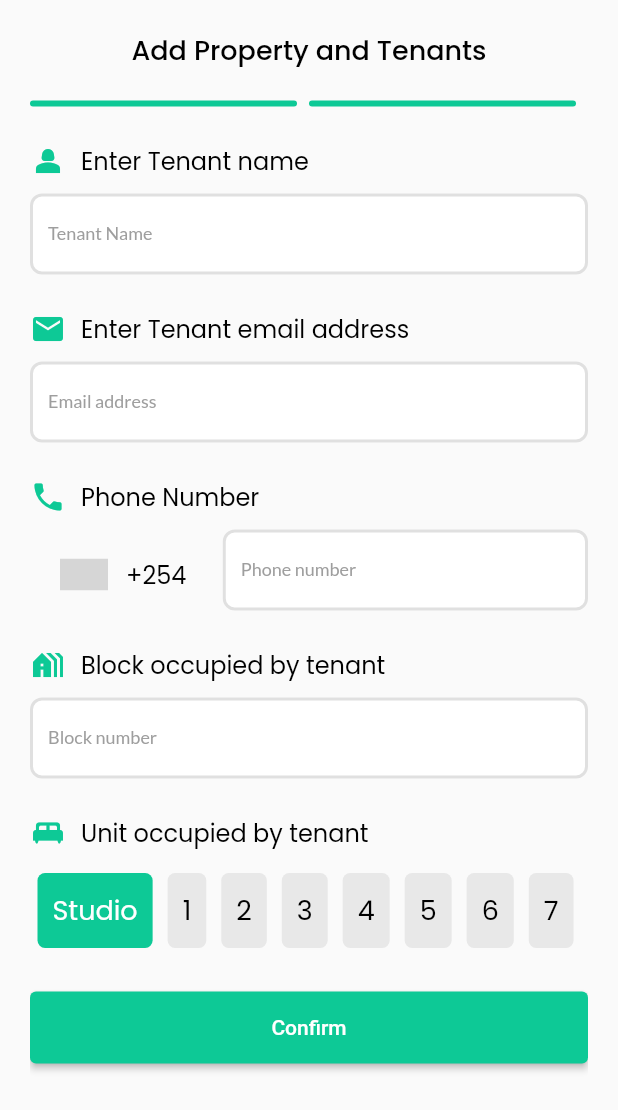
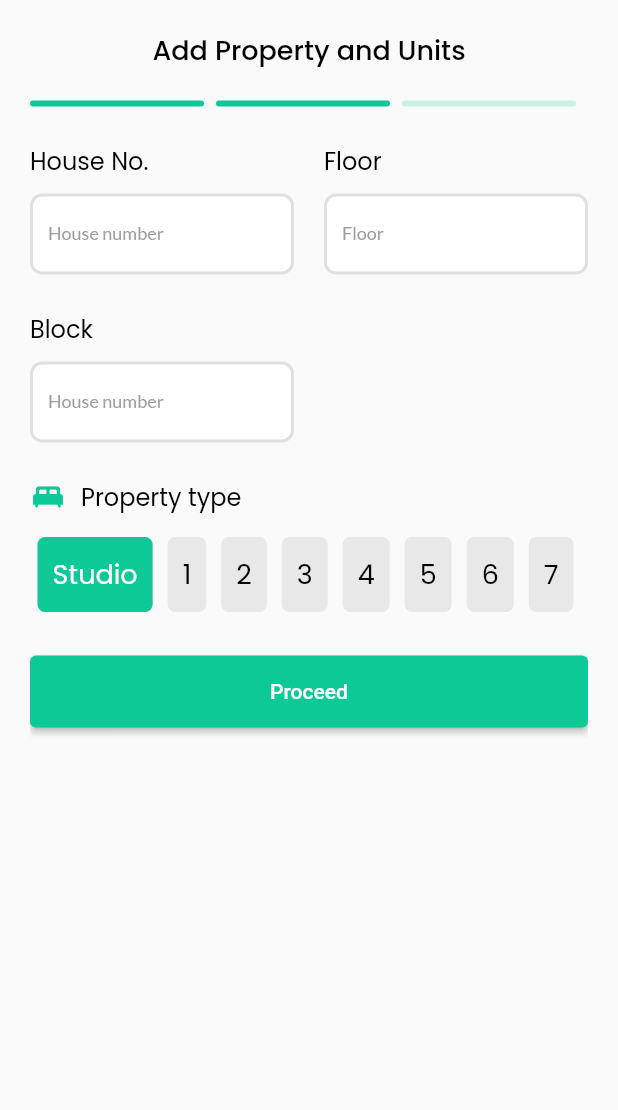
Before and after one commit to NjokiCynthia/beyondRent, a Flutter app: the AddProperty screen opened directly, after a tap on "Proceed", on a phone screen of 412 x 824 dp. Shown: the top 1110 px of the screen. Run offline on Flutter 3.47's test engine with Material 2 defaults, Android fonts, the phone set to English and light mode, and no system bars; drawn by our look-alikes of intl_phone_number_input, overlay_support; our stand-ins replace animated_splash_screen, dio, flutter_spinkit, google_fonts, introduction_screen, persistent_bottom_nav_bar; grey boxes are pictures that could not be loaded.

Commit message:
onboarding UI update

```diff
--- a/lib/property/add_property.dart
+++ b/lib/property/add_property.dart
@@ -2,10 +2,13 @@ import 'package:flutter/material.dart';
 import 'package:x_rent/constants/theme.dart';
 import 'package:x_rent/utilities/widgets.dart';
 import 'package:x_rent/utilities/constants.dart';
-import 'package:x_rent/property/add_tenant.dart';
+import 'package:x_rent/property/step2.dart';
+import 'package:x_rent/property/step3.dart';
 
 int _selectedIndex = 0;
 List unitList = [];
+PageController propertyPageController = PageController(initialPage: 0);
+int _currentPageIndex = 0;
 
 // This widget represents the modal content and its state
 class AddUnitsModalContent extends StatefulWidget {
@@ -210,19 +213,20 @@ class AddProperty extends StatefulWidget {
 }
 
 class _AddPropertyState extends State<AddProperty> {
-  PageController _pageController = PageController(initialPage: 0);
-  int _currentPageIndex = 0;
-
   @override
   Widget build(BuildContext context) {
     List<Widget> pages = [
       StepPage1(
         currentPageIndex: _currentPageIndex,
-        pageController: _pageController,
+        pageController: propertyPageController,
       ),
       StepPage2(
         currentPageIndex: _currentPageIndex,
-        pageController: _pageController,
+        pageController: propertyPageController,
+      ),
+      StepPage3(
+        currentPageIndex: _currentPageIndex,
+        pageController: propertyPageController,
       ),
     ];
     return Scaffold(
@@ -233,7 +237,7 @@ class _AddPropertyState extends State<AddProperty> {
           child: Column(
             children: [
               Text(
-                'Add Property and Tenants',
+                'Add Property and Units',
                 style: AppTextStyles.smallHeaderSlightlyBold,
               ),
               const SizedBox(
@@ -246,11 +250,13 @@ class _AddPropertyState extends State<AddProperty> {
                   const SizedBox(width: 8),
                   _buildStepIndicator(1),
                   const SizedBox(width: 8),
+                  _buildStepIndicator(2),
+                  const SizedBox(width: 8),
                 ],
               ),
               Expanded(
                 child: PageView(
-                  controller: _pageController,
+                  controller: propertyPageController,
                   onPageChanged: (index) {
                     setState(() {
                       _currentPageIndex = index;
@@ -280,6 +286,8 @@ class _AddPropertyState extends State<AddProperty> {
     );
   }
 }
+
+TextEditingController propertyNameController = TextEditingController();
 
 class StepPage1 extends StatefulWidget {
   final int currentPageIndex;
@@ -322,6 +330,10 @@ class _StepPage1State extends State<StepPage1> {
         const SizedBox(height: 10),
         TextFormField(
           style: bodyText,
+          controller: propertyNameController,
+          onChanged: (text) {
+            // print(text);
+          },
           decoration: InputDecoration(
             filled: true,
             fillColor: Colors.white,
@@ -426,6 +438,7 @@ class _StepPage1State extends State<StepPage1> {
           ),
           const SizedBox(height: 10),
           TextFormField(
+            onChanged: (text) {},
             style: bodyText,
             decoration: InputDecoration(
               filled: true,
@@ -459,113 +472,160 @@ class _StepPage1State extends State<StepPage1> {
           const SizedBox(
             height: 24,
           ),
-          Column(
-            crossAxisAlignment: CrossAxisAlignment.start,
-            children: [
           const Row(
             children: [
               Icon(
-                    Icons.numbers,
+                Icons.map,
                 color: Color.fromRGBO(13, 201, 150, 1),
               ),
               SizedBox(
                 width: 10,
               ),
-                  Text('Add property units'),
+              Text('Enter Property Location'),
             ],
           ),
-              const SizedBox(
-                height: 20,
+          const SizedBox(height: 10),
+          TextFormField(
+            style: bodyText,
+            decoration: InputDecoration(
+              filled: true,
+              fillColor: Colors.white,
+              labelText: 'Property Location',
+              labelStyle: MyTheme.darkTheme.textTheme.bodyLarge!
+                  .copyWith(color: Colors.grey),
+              border: OutlineInputBorder(
+                borderSide: const BorderSide(
+                  color: Colors.grey,
+                  width: 1.0,
                 ),
-              Wrap(
-                spacing: 10,
-                runSpacing: 10,
-                children: List.generate(unitList.length, (index) {
-                  int bedrooms = unitList[index]['bedrooms'];
-                  int price = unitList[index]['price'];
-                  int units = unitList[index]['units'];
-
-                  return Container(
-                    padding: const EdgeInsets.fromLTRB(10, 5, 10, 5),
-                    decoration: BoxDecoration(
-                      color: mintyGreen,
-                      borderRadius: BorderRadius.circular(7),
+                borderRadius: BorderRadius.circular(8.0),
               ),
-                    width: MediaQuery.of(context).size.width / 2 -
-                        50, // Two items per row
-                    child: Column(
-                      crossAxisAlignment: CrossAxisAlignment.start,
-                      children: [
-                        Text(
-                          'Bedrooms: $bedrooms',
-                          style: Theme.of(context)
-                              .textTheme
-                              .bodySmall!
-                              .copyWith(fontSize: 15, color: Colors.white),
+              enabledBorder: OutlineInputBorder(
+                borderSide: BorderSide(
+                  color: Colors.grey.shade300,
+                  width: 2.0,
                 ),
-                        Text(
-                          'Price: $price',
-                          style: Theme.of(context)
-                              .textTheme
-                              .bodySmall!
-                              .copyWith(fontSize: 15, color: Colors.white),
+                borderRadius: BorderRadius.circular(8.0),
               ),
-                        Text(
-                          'Units: $units',
-                          style: Theme.of(context)
-                              .textTheme
-                              .bodySmall!
-                              .copyWith(fontSize: 15, color: Colors.white),
+              focusedBorder: OutlineInputBorder(
+                borderSide: const BorderSide(
+                  color: Colors.grey,
+                  width: 1.0,
                 ),
-                      ],
-                    ),
-                  );
-                }),
-              ),
-              const SizedBox(
-                height: 20,
-              ),
-              GestureDetector(
-                onTap: () {
-                  showBottomModal(
-                    context,
-                    const AddUnitsModalContent(),
-                  );
-                },
-                child: Container(
-                  padding: const EdgeInsets.fromLTRB(15, 0, 15, 0),
-                  margin: const EdgeInsets.only(right: 10),
-                  decoration: BoxDecoration(
-                    color: mintyGreen,
-                    borderRadius: BorderRadius.circular(5),
-                  ),
-                  child: Row(
-                    mainAxisSize: MainAxisSize.min,
-                    children: [
-                      Padding(
-                        padding: const EdgeInsets.only(right: 10),
-                        child: Text(
-                          '+',
-                          style:
-                              Theme.of(context).textTheme.bodySmall!.copyWith(
-                                    fontSize: 30,
-                                    color: Colors.white,
+                borderRadius: BorderRadius.circular(8.0),
               ),
             ),
           ),
-                      Text(
-                        'Add unit',
-                        style: Theme.of(context)
-                            .textTheme
-                            .bodySmall!
-                            .copyWith(fontSize: 13, color: Colors.white),
-                      )
-                    ],
+          const SizedBox(
+            height: 24,
           ),
-                ),
-              ),
-            ],
-          ),
+          // Column(
+          //   crossAxisAlignment: CrossAxisAlignment.start,
+          //   children: [
+          //     const Row(
+          //       children: [
+          //         Icon(
+          //           Icons.numbers,
+          //           color: Color.fromRGBO(13, 201, 150, 1),
+          //         ),
+          //         SizedBox(
+          //           width: 10,
+          //         ),
+          //         Text('Add property units'),
+          //       ],
+          //     ),
+          //     const SizedBox(
+          //       height: 20,
+          //     ),
+          //     Wrap(
+          //       spacing: 10,
+          //       runSpacing: 10,
+          //       children: List.generate(unitList.length, (index) {
+          //         int bedrooms = unitList[index]['bedrooms'];
+          //         int price = unitList[index]['price'];
+          //         int units = unitList[index]['units'];
+
+          //         return Container(
+          //           padding: const EdgeInsets.fromLTRB(10, 5, 10, 5),
+          //           decoration: BoxDecoration(
+          //             color: mintyGreen,
+          //             borderRadius: BorderRadius.circular(7),
+          //           ),
+          //           width: MediaQuery.of(context).size.width / 2 -
+          //               50, // Two items per row
+          //           child: Column(
+          //             crossAxisAlignment: CrossAxisAlignment.start,
+          //             children: [
+          //               Text(
+          //                 'Bedrooms: $bedrooms',
+          //                 style: Theme.of(context)
+          //                     .textTheme
+          //                     .bodySmall!
+          //                     .copyWith(fontSize: 15, color: Colors.white),
+          //               ),
+          //               Text(
+          //                 'Price: $price',
+          //                 style: Theme.of(context)
+          //                     .textTheme
+          //                     .bodySmall!
+          //                     .copyWith(fontSize: 15, color: Colors.white),
+          //               ),
+          //               Text(
+          //                 'Units: $units',
+          //                 style: Theme.of(context)
+          //                     .textTheme
+          //                     .bodySmall!
+          //                     .copyWith(fontSize: 15, color: Colors.white),
+          //               ),
+          //             ],
+          //           ),
+          //         );
+          //       }),
+          //     ),
+          //     const SizedBox(
+          //       height: 20,
+          //     ),
+          //     GestureDetector(
+          //       onTap: () {
+          //         showBottomModal(
+          //           context,
+          //           const AddUnitsModalContent(),
+          //         );
+          //       },
+          //       child: Container(
+          //         padding: const EdgeInsets.fromLTRB(15, 0, 15, 0),
+          //         margin: const EdgeInsets.only(right: 10),
+          //         decoration: BoxDecoration(
+          //           color: mintyGreen,
+          //           borderRadius: BorderRadius.circular(5),
+          //         ),
+          //         child: Row(
+          //           mainAxisSize: MainAxisSize.min,
+          //           children: [
+          //             Padding(
+          //               padding: const EdgeInsets.only(right: 10),
+          //               child: Text(
+          //                 '+',
+          //                 style:
+          //                     Theme.of(context).textTheme.bodySmall!.copyWith(
+          //                           fontSize: 30,
+          //                           color: Colors.white,
+          //                         ),
+          //               ),
+          //             ),
+          //             Text(
+          //               'Add unit',
+          //               style: Theme.of(context)
+          //                   .textTheme
+          //                   .bodySmall!
+          //                   .copyWith(fontSize: 13, color: Colors.white),
+          //             )
+          //           ],
+          //         ),
+          //       ),
+          //     ),
+          //   ],
+          // ),
           const SizedBox(height: 24),
           SizedBox(
             height: 48,
@@ -578,7 +638,6 @@ class _StepPage1State extends State<StepPage1> {
                   duration: const Duration(milliseconds: 300),
                   curve: Curves.easeInOut,
                 );
-                setState(() {});
               },
               child: const Text('Proceed'),
             ),
--- /dev/null
+++ b/lib/property/step2.dart
@@ -0,0 +1,255 @@
+import 'package:flutter/material.dart';
+import 'package:intl_phone_number_input/intl_phone_number_input.dart';
+import 'package:x_rent/constants/theme.dart';
+import 'package:x_rent/property/add_property.dart';
+import 'package:x_rent/screens/dashboard.dart';
+import 'package:x_rent/utilities/constants.dart';
+
+class StepPage2 extends StatefulWidget {
+  final int currentPageIndex;
+  final PageController pageController;
+
+  const StepPage2(
+      {super.key,
+      required this.currentPageIndex,
+      required this.pageController});
+
+  @override
+  _StepPage2State createState() => _StepPage2State();
+}
+
+class _StepPage2State extends State<StepPage2> {
+  int _selectedIndex = 0;
+
+  void _selectItem(int index) {
+    setState(() {
+      _selectedIndex = index;
+    });
+  }
+
+  final TextEditingController controller = TextEditingController();
+  String initialCountry = 'KE';
+  PhoneNumber number = PhoneNumber(isoCode: 'KE');
+  @override
+  Widget build(BuildContext context) {
+    return SingleChildScrollView(
+      child: Column(
+        crossAxisAlignment: CrossAxisAlignment.start,
+        children: [
+          const SizedBox(
+            height: 24,
+          ),
+          Row(
+            children: [
+              Expanded(
+                child: Container(
+                  margin: const EdgeInsets.only(right: 10),
+                  child: Column(
+                    crossAxisAlignment: CrossAxisAlignment.start,
+                    children: [
+                      Text('House No.'),
+                      const SizedBox(height: 10),
+                      TextFormField(
+                        style: bodyText,
+                        decoration: InputDecoration(
+                          filled: true,
+                          fillColor: Colors.white,
+                          labelText: 'House number',
+                          labelStyle: MyTheme.darkTheme.textTheme.bodyLarge!
+                              .copyWith(color: Colors.grey),
+                          border: OutlineInputBorder(
+                            borderSide: const BorderSide(
+                              color: Colors.grey,
+                              width: 1.0,
+                            ),
+                            borderRadius: BorderRadius.circular(8.0),
+                          ),
+                          enabledBorder: OutlineInputBorder(
+                            borderSide: BorderSide(
+                              color: Colors.grey.shade300,
+                              width: 2.0,
+                            ),
+                            borderRadius: BorderRadius.circular(8.0),
+                          ),
+                          focusedBorder: OutlineInputBorder(
+                            borderSide: const BorderSide(
+                              color: Colors.grey,
+                              width: 1.0,
+                            ),
+                            borderRadius: BorderRadius.circular(8.0),
+                          ),
+                        ),
+                      ),
+                    ],
+                  ),
+                ),
+              ),
+              Expanded(
+                child: Container(
+                  margin: const EdgeInsets.only(left: 10),
+                  child: Column(
+                    crossAxisAlignment: CrossAxisAlignment.start,
+                    children: [
+                      Text('Floor'),
+                      const SizedBox(height: 10),
+                      TextFormField(
+                        style: bodyText,
+                        decoration: InputDecoration(
+                          filled: true,
+                          fillColor: Colors.white,
+                          labelText: 'Floor',
+                          labelStyle: MyTheme.darkTheme.textTheme.bodyLarge!
+                              .copyWith(color: Colors.grey),
+                          border: OutlineInputBorder(
+                            borderSide: const BorderSide(
+                              color: Colors.grey,
+                              width: 1.0,
+                            ),
+                            borderRadius: BorderRadius.circular(8.0),
+                          ),
+                          enabledBorder: OutlineInputBorder(
+                            borderSide: BorderSide(
+                              color: Colors.grey.shade300,
+                              width: 2.0,
+                            ),
+                            borderRadius: BorderRadius.circular(8.0),
+                          ),
+                          focusedBorder: OutlineInputBorder(
+                            borderSide: const BorderSide(
+                              color: Colors.grey,
+                              width: 1.0,
+                            ),
+                            borderRadius: BorderRadius.circular(8.0),
+                          ),
+                        ),
+                      ),
+                    ],
+                  ),
+                ),
+              ),
+            ],
+          ),
+          const SizedBox(height: 24),
+          Row(
+            children: [
+              Expanded(
+                child: Container(
+                  margin: const EdgeInsets.only(right: 10),
+                  child: Column(
+                    crossAxisAlignment: CrossAxisAlignment.start,
+                    children: [
+                      Text('Block'),
+                      const SizedBox(height: 10),
+                      TextFormField(
+                        style: bodyText,
+                        decoration: InputDecoration(
+                          filled: true,
+                          fillColor: Colors.white,
+                          labelText: 'House number',
+                          labelStyle: MyTheme.darkTheme.textTheme.bodyLarge!
+                              .copyWith(color: Colors.grey),
+                          border: OutlineInputBorder(
+                            borderSide: const BorderSide(
+                              color: Colors.grey,
+                              width: 1.0,
+                            ),
+                            borderRadius: BorderRadius.circular(8.0),
+                          ),
+                          enabledBorder: OutlineInputBorder(
+                            borderSide: BorderSide(
+                              color: Colors.grey.shade300,
+                              width: 2.0,
+                            ),
+                            borderRadius: BorderRadius.circular(8.0),
+                          ),
+                          focusedBorder: OutlineInputBorder(
+                            borderSide: const BorderSide(
+                              color: Colors.grey,
+                              width: 1.0,
+                            ),
+                            borderRadius: BorderRadius.circular(8.0),
+                          ),
+                        ),
+                      ),
+                    ],
+                  ),
+                ),
+              ),
+              Expanded(
+                child: Container(),
+              ),
+            ],
+          ),
+          const SizedBox(height: 24),
+          const Row(
+            children: [
+              Icon(
+                Icons.king_bed_rounded,
+                color: Color.fromRGBO(13, 201, 150, 1),
+              ),
+              SizedBox(
+                width: 10,
+              ),
+              Text('Property type'),
+            ],
+          ),
+          const SizedBox(
+            height: 10,
+          ),
+          SizedBox(
+            height: 60,
+            child: ListView.builder(
+                scrollDirection: Axis.horizontal,
+                itemCount: 8,
+                itemBuilder: (context, index) {
+                  return GestureDetector(
+                    onTap: () {
+                      _selectItem(index);
+                    },
+                    child: Container(
+                      padding: const EdgeInsets.all(10),
+                      margin: const EdgeInsets.all(5),
+                      decoration: BoxDecoration(
+                        color: _selectedIndex == index
+                            ? mintyGreen
+                            : Colors.grey.withOpacity(0.2),
+                        borderRadius: BorderRadius.circular(5),
+                      ),
+                      child: Center(
+                        child: Text(
+                          index == 0 ? 'Studio' : index.toString(),
+                          style: TextStyle(
+                            color: _selectedIndex == index
+                                ? Colors.white
+                                : Colors.black,
+                            //fontWeight: FontWeight.bold,
+                            fontSize: 18,
+                          ),
+                        ),
+                      ),
+                    ),
+                  );
+                }),
+          ),
+          const SizedBox(height: 24),
+          SizedBox(
+            height: 48,
+            width: double.infinity,
+            child: ElevatedButton(
+              style: ElevatedButton.styleFrom(backgroundColor: mintyGreen),
+              onPressed: () {
+                propertyPageController.animateToPage(
+                  2,
+                  duration: const Duration(milliseconds: 300),
+                  curve: Curves.easeInOut,
+                );
+                setState(() {});
+              },
+              child: const Text('Proceed'),
+            ),
+          ),
+        ],
+      ),
+    );
+  }
+}
--- a/lib/utilities/constants.dart
+++ b/lib/utilities/constants.dart
@@ -5,6 +5,11 @@ import 'package:persistent_bottom_nav_bar/persistent_tab_view.dart';
 String ipAddress = 'https://kodi.sandbox.co.ke';
 // Color Themes
 Color mintyGreen = const Color.fromRGBO(13, 201, 150, 1);
+
+String propertyName = 'Elgon Court';
+String propertyUser = 'Cynthia Njoki';
+String propertyUserPhone = '+254721882694';
+String propertyUserEmail = 'cynthia@gmail.com';
 
 PersistentTabController bottomNavigationController =
     PersistentTabController(initialIndex: 0);
--- a/pubspec.yaml
+++ b/pubspec.yaml
@@ -89,6 +89,7 @@ flutter:
     - assets/images/icons/bank.png
     - assets/images/icons/left-arrow.png
     - assets/images/icons/info.png
+    - assets/images/icons/user.png
     - assets/images/avatar.jpg
     - assets/images/apartment.png
 
```
Also changed, not shown: lib/property/step3.dart (renamed from lib/property/add_tenant.dart, +4 -4 lines), lib/screens/authentication/login.dart (+12 -12 lines), lib/screens/authentication/signup.dart (+8 -4 lines), lib/screens/dashboard/home.dart (+6 -3 lines), lib/screens/dashboard/profile.dart (+58 -10 lines), assets/images/icons/user.png (added). Lines whose indentation alone changed are shown as unchanged.
